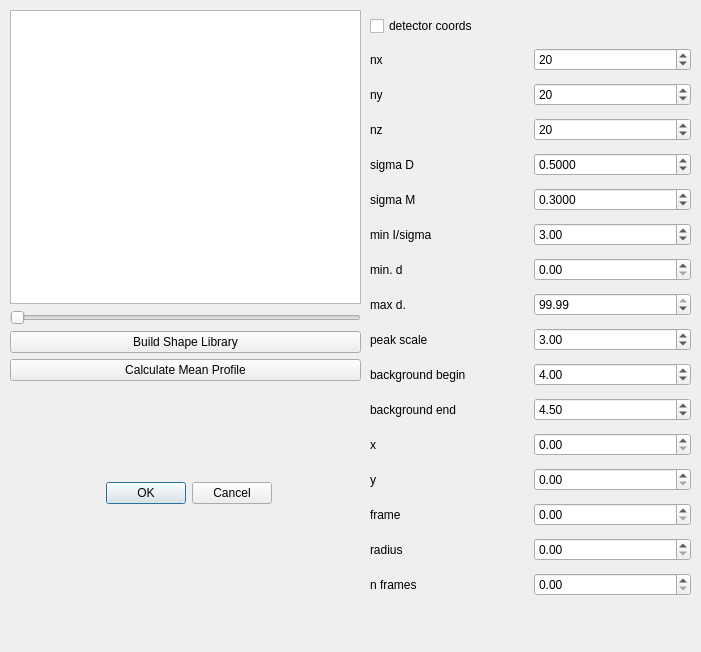
Old version of the form apps/nsxqt/ui/DialogShapeLibrary.ui in the repository k61n/openhkl.
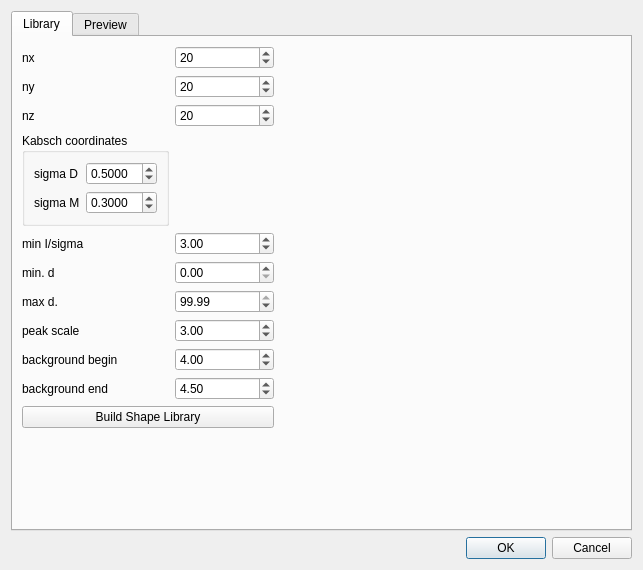
New version of the form.

Commit message: Refactored the shape library and FFT indexing dialogs

The edit to the form file:
```diff
--- a/apps/nsxqt/ui/DialogShapeLibrary.ui
+++ b/apps/nsxqt/ui/DialogShapeLibrary.ui
@@ -6,71 +6,61 @@
    <rect>
     <x>0</x>
     <y>0</y>
-    <width>701</width>
-    <height>652</height>
+    <width>643</width>
+    <height>570</height>
    </rect>
   </property>
   <property name="windowTitle">
    <string>Dialog</string>
   </property>
-  <widget class="QWidget" name="gridLayoutWidget_2">
+  <layout class="QGridLayout" name="gridLayout">
+   <item row="3" column="0">
+    <widget class="QDialogButtonBox" name="buttonBox">
+     <property name="orientation">
+      <enum>Qt::Horizontal</enum>
+     </property>
+     <property name="standardButtons">
+      <set>QDialogButtonBox::Cancel|QDialogButtonBox::Ok</set>
+     </property>
+    </widget>
+   </item>
+   <item row="2" column="0">
+    <widget class="QTabWidget" name="tabs">
+     <property name="currentIndex">
+      <number>0</number>
+     </property>
+     <widget class="QWidget" name="libraryTab">
+      <attribute name="title">
+       <string>Library</string>
+      </attribute>
+      <widget class="QWidget" name="layoutWidget">
    <property name="geometry">
     <rect>
-     <x>370</x>
-     <y>10</y>
-     <width>321</width>
-     <height>605</height>
-    </rect>
-   </property>
-   <layout class="QGridLayout" name="gridLayout_2">
-    <item row="11" column="1">
-     <widget class="QDoubleSpinBox" name="bkgEnd">
-      <property name="singleStep">
-       <double>0.100000000000000</double>
-      </property>
-      <property name="value">
-       <double>4.500000000000000</double>
-      </property>
-     </widget>
-    </item>
-    <item row="9" column="1">
-     <widget class="QDoubleSpinBox" name="peakScale">
-      <property name="singleStep">
-       <double>0.100000000000000</double>
-      </property>
-      <property name="value">
-       <double>3.000000000000000</double>
-      </property>
-     </widget>
-    </item>
-    <item row="9" column="0">
-     <widget class="QLabel" name="label_7">
-      <property name="text">
-       <string>peak scale</string>
-      </property>
-     </widget>
-    </item>
-    <item row="8" column="1">
-     <widget class="QDoubleSpinBox" name="dMax">
-      <property name="decimals">
-       <number>2</number>
-      </property>
-      <property name="singleStep">
-       <double>0.010000000000000</double>
-      </property>
-      <property name="value">
-       <double>99.989999999999995</double>
-      </property>
-     </widget>
-    </item>
-    <item row="1" column="0">
+         <x>9</x>
+         <y>9</y>
+         <width>252</width>
+         <height>456</height>
+        </rect>
+       </property>
+       <layout class="QFormLayout" name="formLayout_2">
+        <item row="0" column="0">
      <widget class="QLabel" name="label">
       <property name="text">
        <string>nx</string>
       </property>
      </widget>
     </item>
-    <item row="2" column="0">
+        <item row="0" column="1">
+         <widget class="QSpinBox" name="nx">
+          <property name="minimum">
+           <number>5</number>
+          </property>
+          <property name="value">
+           <number>20</number>
+          </property>
+         </widget>
+        </item>
+        <item row="1" column="0">
      <widget class="QLabel" name="label_2">
       <property name="text">
        <string>ny</string>
@@ -78,30 +68,6 @@
      </widget>
     </item>
     <item row="1" column="1">
-     <widget class="QSpinBox" name="nx">
-      <property name="minimum">
-       <number>5</number>
-      </property>
-      <property name="value">
-       <number>20</number>
-      </property>
-     </widget>
-    </item>
-    <item row="7" column="0">
-     <widget class="QLabel" name="label_5">
-      <property name="text">
-       <string>min. d</string>
-      </property>
-     </widget>
-    </item>
-    <item row="6" column="0">
-     <widget class="QLabel" name="label_4">
-      <property name="text">
-       <string>min I/sigma</string>
-      </property>
-     </widget>
-    </item>
-    <item row="2" column="1">
      <widget class="QSpinBox" name="ny">
       <property name="minimum">
        <number>5</number>
@@ -111,65 +77,37 @@
       </property>
      </widget>
     </item>
-    <item row="3" column="1">
-     <widget class="QSpinBox" name="nz">
-      <property name="minimum">
-       <number>5</number>
-      </property>
-      <property name="value">
-       <number>20</number>
-      </property>
-     </widget>
-    </item>
-    <item row="6" column="1">
-     <widget class="QDoubleSpinBox" name="Isigma">
-      <property name="singleStep">
-       <double>0.010000000000000</double>
-      </property>
-      <property name="value">
-       <double>3.000000000000000</double>
-      </property>
-     </widget>
-    </item>
-    <item row="7" column="1">
-     <widget class="QDoubleSpinBox" name="dMin">
-      <property name="decimals">
-       <number>2</number>
-      </property>
-      <property name="singleStep">
-       <double>0.010000000000000</double>
-      </property>
-     </widget>
-    </item>
-    <item row="3" column="0">
+        <item row="2" column="0">
      <widget class="QLabel" name="label_3">
       <property name="text">
        <string>nz</string>
       </property>
      </widget>
     </item>
-    <item row="8" column="0">
-     <widget class="QLabel" name="label_6">
-      <property name="text">
-       <string>max d.</string>
+        <item row="2" column="1">
+         <widget class="QSpinBox" name="nz">
+          <property name="minimum">
+           <number>5</number>
+          </property>
+          <property name="value">
+           <number>20</number>
       </property>
      </widget>
     </item>
-    <item row="4" column="0">
+        <item row="3" column="0">
+         <widget class="QGroupBox" name="kabsch">
+          <property name="title">
+           <string>Kabsch coordinates</string>
+          </property>
+          <layout class="QFormLayout" name="formLayout">
+           <item row="0" column="0">
      <widget class="QLabel" name="label_sigmaD">
       <property name="text">
        <string>sigma D</string>
       </property>
      </widget>
     </item>
-    <item row="5" column="0">
-     <widget class="QLabel" name="label_sigmaM">
-      <property name="text">
-       <string>sigma M</string>
-      </property>
-     </widget>
-    </item>
-    <item row="4" column="1">
+           <item row="0" column="1">
      <widget class="QDoubleSpinBox" name="sigmaD">
       <property name="decimals">
        <number>4</number>
@@ -182,7 +120,14 @@
       </property>
      </widget>
     </item>
-    <item row="5" column="1">
+           <item row="1" column="0">
+            <widget class="QLabel" name="label_sigmaM">
+             <property name="text">
+              <string>sigma M</string>
+             </property>
+            </widget>
+           </item>
+           <item row="1" column="1">
      <widget class="QDoubleSpinBox" name="sigmaM">
       <property name="decimals">
        <number>4</number>
@@ -195,161 +140,233 @@
       </property>
      </widget>
     </item>
-    <item row="14" column="0">
-     <widget class="QLabel" name="label_13">
+          </layout>
+          <zorder>label_sigmaD</zorder>
+          <zorder>label_sigmaM</zorder>
+          <zorder>sigmaD</zorder>
+          <zorder>sigmaM</zorder>
+         </widget>
+        </item>
+        <item row="4" column="0">
+         <widget class="QLabel" name="label_4">
       <property name="text">
-       <string>frame</string>
+           <string>min I/sigma</string>
       </property>
      </widget>
     </item>
-    <item row="13" column="0">
-     <widget class="QLabel" name="label_12">
+        <item row="4" column="1">
+         <widget class="QDoubleSpinBox" name="Isigma">
+          <property name="singleStep">
+           <double>0.010000000000000</double>
+          </property>
+          <property name="value">
+           <double>3.000000000000000</double>
+          </property>
+         </widget>
+        </item>
+        <item row="5" column="0">
+         <widget class="QLabel" name="label_5">
       <property name="text">
-       <string>y</string>
+           <string>min. d</string>
       </property>
      </widget>
     </item>
-    <item row="15" column="0">
-     <widget class="QLabel" name="label_14">
+        <item row="5" column="1">
+         <widget class="QDoubleSpinBox" name="dMin">
+          <property name="decimals">
+           <number>2</number>
+          </property>
+          <property name="singleStep">
+           <double>0.010000000000000</double>
+          </property>
+         </widget>
+        </item>
+        <item row="6" column="0">
+         <widget class="QLabel" name="label_6">
       <property name="text">
-       <string>radius</string>
+           <string>max d.</string>
       </property>
      </widget>
     </item>
-    <item row="12" column="0">
+        <item row="6" column="1">
+         <widget class="QDoubleSpinBox" name="dMax">
+          <property name="decimals">
+           <number>2</number>
+          </property>
+          <property name="singleStep">
+           <double>0.010000000000000</double>
+          </property>
+          <property name="value">
+           <double>99.989999999999995</double>
+          </property>
+         </widget>
+        </item>
+        <item row="7" column="0">
+         <widget class="QLabel" name="label_7">
+          <property name="text">
+           <string>peak scale</string>
+          </property>
+         </widget>
+        </item>
+        <item row="7" column="1">
+         <widget class="QDoubleSpinBox" name="peakScale">
+          <property name="singleStep">
+           <double>0.100000000000000</double>
+          </property>
+          <property name="value">
+           <double>3.000000000000000</double>
+          </property>
+         </widget>
+        </item>
+        <item row="8" column="0">
+         <widget class="QLabel" name="label_16">
+          <property name="text">
+           <string>background begin</string>
+          </property>
+         </widget>
+        </item>
+        <item row="8" column="1">
+         <widget class="QDoubleSpinBox" name="bkgBegin">
+          <property name="singleStep">
+           <double>0.100000000000000</double>
+          </property>
+          <property name="value">
+           <double>4.000000000000000</double>
+          </property>
+         </widget>
+        </item>
+        <item row="9" column="0">
+         <widget class="QLabel" name="label_17">
+          <property name="text">
+           <string>background end</string>
+          </property>
+         </widget>
+        </item>
+        <item row="9" column="1">
+         <widget class="QDoubleSpinBox" name="bkgEnd">
+          <property name="singleStep">
+           <double>0.100000000000000</double>
+          </property>
+          <property name="value">
+           <double>4.500000000000000</double>
+          </property>
+         </widget>
+        </item>
+        <item row="10" column="0" colspan="2">
+         <widget class="QPushButton" name="build">
+          <property name="text">
+           <string>Build Shape Library</string>
+          </property>
+         </widget>
+        </item>
+       </layout>
+      </widget>
+     </widget>
+     <widget class="QWidget" name="previewTab">
+      <attribute name="title">
+       <string>Preview</string>
+      </attribute>
+      <layout class="QGridLayout" name="gridLayout_4">
+       <item row="0" column="0">
+        <layout class="QGridLayout" name="gridLayout_3">
+         <item row="0" column="0">
+          <layout class="QFormLayout" name="formLayout_3">
+           <item row="0" column="0">
      <widget class="QLabel" name="label_11">
       <property name="text">
        <string>x</string>
       </property>
      </widget>
     </item>
-    <item row="16" column="0">
-     <widget class="QLabel" name="label_15">
-      <property name="text">
-       <string>n frames</string>
-      </property>
-     </widget>
-    </item>
-    <item row="12" column="1">
+           <item row="0" column="1">
      <widget class="QDoubleSpinBox" name="x">
       <property name="singleStep">
        <double>0.010000000000000</double>
       </property>
      </widget>
     </item>
-    <item row="13" column="1">
+           <item row="1" column="0">
+            <widget class="QLabel" name="label_12">
+             <property name="text">
+              <string>y</string>
+             </property>
+            </widget>
+           </item>
+           <item row="1" column="1">
      <widget class="QDoubleSpinBox" name="y">
       <property name="singleStep">
        <double>0.010000000000000</double>
       </property>
      </widget>
     </item>
-    <item row="14" column="1">
+           <item row="2" column="0">
+            <widget class="QLabel" name="label_13">
+             <property name="text">
+              <string>frame</string>
+             </property>
+            </widget>
+           </item>
+           <item row="2" column="1">
      <widget class="QDoubleSpinBox" name="frame">
       <property name="singleStep">
        <double>0.010000000000000</double>
       </property>
      </widget>
     </item>
-    <item row="15" column="1">
+           <item row="3" column="0">
+            <widget class="QLabel" name="label_14">
+             <property name="text">
+              <string>radius</string>
+             </property>
+            </widget>
+           </item>
+           <item row="3" column="1">
      <widget class="QDoubleSpinBox" name="radius">
       <property name="singleStep">
        <double>0.010000000000000</double>
       </property>
      </widget>
     </item>
-    <item row="16" column="1">
+           <item row="4" column="0">
+            <widget class="QLabel" name="label_15">
+             <property name="text">
+              <string>n frames</string>
+             </property>
+            </widget>
+           </item>
+           <item row="4" column="1">
      <widget class="QDoubleSpinBox" name="nframes">
       <property name="singleStep">
        <double>0.010000000000000</double>
       </property>
      </widget>
     </item>
-    <item row="10" column="1">
-     <widget class="QDoubleSpinBox" name="bkgBegin">
-      <property name="singleStep">
-       <double>0.100000000000000</double>
-      </property>
-      <property name="value">
-       <double>4.000000000000000</double>
-      </property>
-     </widget>
-    </item>
-    <item row="10" column="0">
-     <widget class="QLabel" name="label_16">
-      <property name="text">
-       <string>background begin</string>
-      </property>
-     </widget>
-    </item>
-    <item row="11" column="0">
-     <widget class="QLabel" name="label_17">
-      <property name="text">
-       <string>background end</string>
-      </property>
-     </widget>
-    </item>
-    <item row="0" column="0">
-     <widget class="QCheckBox" name="detectorCoords">
-      <property name="text">
-       <string>detector coords</string>
-      </property>
-     </widget>
-    </item>
-   </layout>
-  </widget>
-  <widget class="QWidget" name="gridLayoutWidget">
-   <property name="geometry">
-    <rect>
-     <x>10</x>
-     <y>10</y>
-     <width>351</width>
-     <height>371</height>
-    </rect>
-   </property>
-   <layout class="QGridLayout" name="gridLayout">
-    <item row="1" column="0">
-     <widget class="QGraphicsView" name="graphicsView"/>
-    </item>
-    <item row="2" column="0">
-     <widget class="QSlider" name="drawFrame">
-      <property name="orientation">
-       <enum>Qt::Horizontal</enum>
-      </property>
-     </widget>
-    </item>
-    <item row="4" column="0">
+           <item row="5" column="0" colspan="2">
      <widget class="QPushButton" name="calculate">
       <property name="text">
        <string>Calculate Mean Profile</string>
       </property>
      </widget>
     </item>
-    <item row="3" column="0">
-     <widget class="QPushButton" name="build">
-      <property name="text">
-       <string>Build Shape Library</string>
-      </property>
-     </widget>
-    </item>
-   </layout>
-  </widget>
-  <widget class="QDialogButtonBox" name="buttonBox">
-   <property name="geometry">
-    <rect>
-     <x>80</x>
-     <y>480</y>
-     <width>192</width>
-     <height>27</height>
-    </rect>
-   </property>
+          </layout>
+         </item>
+         <item row="0" column="1">
+          <widget class="QGraphicsView" name="preview"/>
+         </item>
+         <item row="1" column="1">
+          <widget class="QSlider" name="drawFrame">
    <property name="orientation">
     <enum>Qt::Horizontal</enum>
    </property>
-   <property name="standardButtons">
-    <set>QDialogButtonBox::Cancel|QDialogButtonBox::Ok</set>
-   </property>
-  </widget>
+          </widget>
+         </item>
+        </layout>
+       </item>
+      </layout>
+     </widget>
+    </widget>
+   </item>
+  </layout>
  </widget>
  <resources/>
  <connections>
```
Lines whose indentation alone changed are shown as unchanged. The commit also changes 4 other files.
